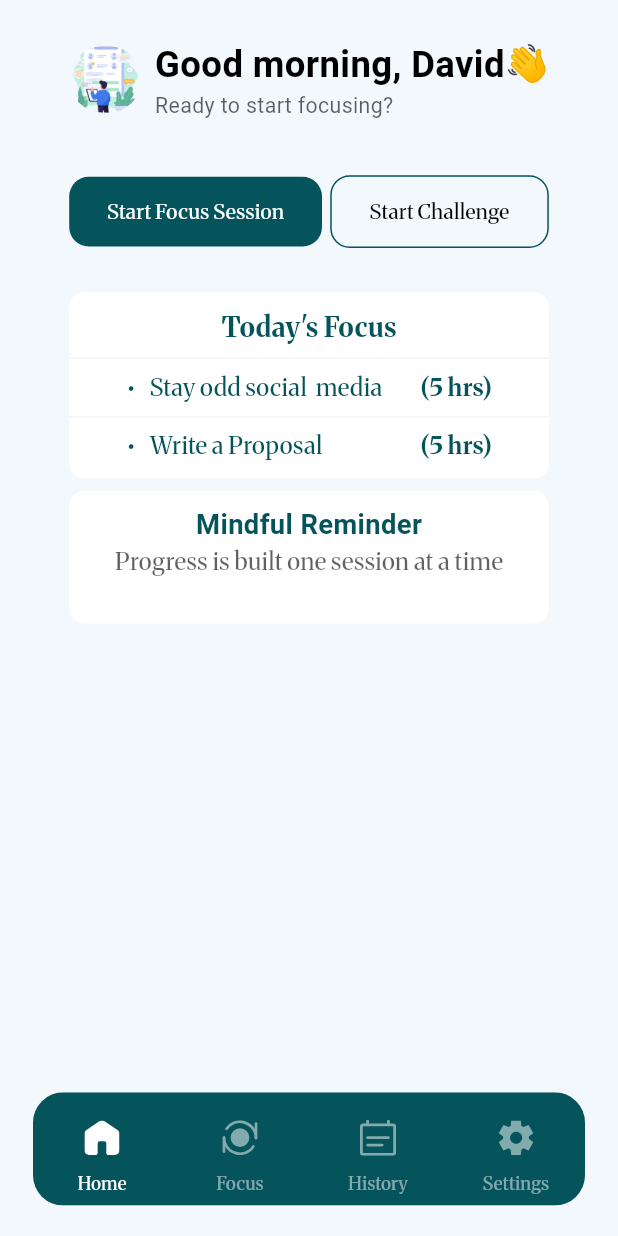
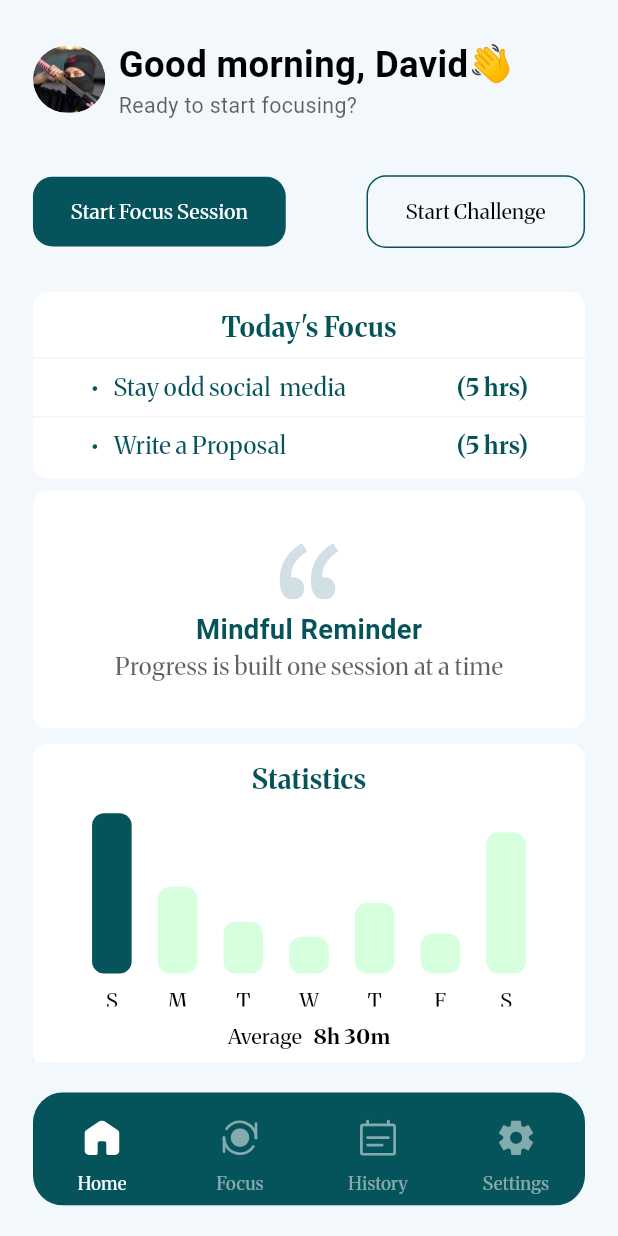
Before and after one commit to OtiDavidChibueze/fokusly-digital-platform, a Flutter app: the screen it shows after launch, on a phone screen of 412 x 824 dp. Run offline on Flutter 3.47's test engine with Material 3 defaults, Android fonts, the phone set to English and light mode, and no system bars; drawn by our look-alikes of fl_chart; our stand-ins replace flutter_screenutil, flutter_svg, google_fonts, hive, hive_flutter; accounts and stored records are empty.

```diff
--- a/lib/pages/dashboardScreen/home_screen.dart
+++ b/lib/pages/dashboardScreen/home_screen.dart
@@ -1,24 +1,24 @@
 import 'package:flutter/material.dart';
 import 'package:flutter_svg/svg.dart';
+import 'package:fokusly_digital_wellbeing_app/bar_graph/bar_graph.dart';
 import 'package:fokusly_digital_wellbeing_app/components/my_button.dart';
 import 'package:fokusly_digital_wellbeing_app/components/my_container.dart';
 import 'package:fokusly_digital_wellbeing_app/components/my_text.dart';
 import 'package:fokusly_digital_wellbeing_app/utils/sizer_utils.dart';
 import 'package:google_fonts/google_fonts.dart';
 
-class HomeScreen extends StatefulWidget {
-  const HomeScreen({super.key});
+class HomeScreen extends StatelessWidget {
+  final void Function(int)? onNavigate;
+
+  HomeScreen({super.key, this.onNavigate});
+
+  //* user weekly statistics
+  List<double> weeklyStatistics = [100.0, 54.1, 32.3, 22.9, 44.0, 25.0, 88.0];
 
   @override
-  State<HomeScreen> createState() => _HomeScreenState();
-}
-
-class _HomeScreenState extends State<HomeScreen> {
-  @override
   Widget build(BuildContext context) {
-    return Padding(
-      padding: EdgeInsetsGeometry.symmetric(horizontal: w(22)),
-      child: Column(
+    return Column(
+      crossAxisAlignment: CrossAxisAlignment.start,
       children: [
         VSpace(25),
         Row(
@@ -29,7 +29,7 @@ class _HomeScreenState extends State<HomeScreen> {
               child: ClipRRect(
                 borderRadius: BorderRadius.circular(sr(50)),
                 child: Image.asset(
-                    'lib/assets/images/image_3.png',
+                  'lib/assets/images/ninja.png',
                   width: w(44),
                   height: h(44),
                   fit: BoxFit.cover,
@@ -41,6 +41,7 @@ class _HomeScreenState extends State<HomeScreen> {
 
             Column(
               crossAxisAlignment: CrossAxisAlignment.start,
+
               children: [
                 TextWidget(
                   text: 'Good morning, David👋',
@@ -71,7 +72,6 @@ class _HomeScreenState extends State<HomeScreen> {
           mainAxisAlignment: MainAxisAlignment.spaceBetween,
 
           children: [
-              //! padding error from ui left and right 29
             MyButton(
               padding: EdgeInsetsGeometry.symmetric(
                 horizontal: w(23),
@@ -82,10 +82,9 @@ class _HomeScreenState extends State<HomeScreen> {
               fontSize: 14,
               textColor: Color.fromRGBO(255, 255, 255, 1),
 
-                onTap: () {}, //? Navigate to Focus mode hub
+              onTap: () => onNavigate?.call(1),
             ),
 
-              //! padding error from ui left and right 49
             MyButton(
               padding: EdgeInsetsGeometry.symmetric(
                 horizontal: w(23),
@@ -105,7 +104,8 @@ class _HomeScreenState extends State<HomeScreen> {
 
         VSpace(29),
 
-          ListView(
+        Expanded(
+          child: ListView(
             shrinkWrap: true,
             children: [
               MyContainer(
@@ -134,7 +134,17 @@ class _HomeScreenState extends State<HomeScreen> {
                 child: Column(
                   mainAxisAlignment: MainAxisAlignment.center,
                   children: [
-                    // TODO -> add double quote design
+                    VSpace(25),
+
+                    SvgPicture.asset(
+                      'lib/assets/images/svg/quote.svg',
+                      fit: BoxFit.cover,
+                      width: w(37),
+                      height: h(36),
+                    ),
+
+                    VSpace(8),
+
                     TextWidget(
                       text: 'Mindful Reminder',
                       googleFonts: GoogleFonts.roboto(
@@ -154,10 +164,90 @@ class _HomeScreenState extends State<HomeScreen> {
                   ],
                 ),
               ),
+
+              VSpace(10),
+
+              MyContainer(
+                padding: EdgeInsets.symmetric(
+                  horizontal: w(10),
+                  vertical: h(10),
+                ),
+                child: Column(
+                  children: [
+                    TextWidget(
+                      text: 'Statistics',
+                      fontWeight: FontWeight.w700,
+                      fontSize: sp(18),
+                    ),
+
+                    //* VSpace(5),
+                    SizedBox(
+                      height: h(147),
+                      width: sw(100),
+                      child: Padding(
+                        padding: EdgeInsets.symmetric(
+                          horizontal: w(10),
+                          vertical: h(10),
+                        ),
+                        child: MyBarChart(weeklyStatistics: weeklyStatistics),
+                      ),
+                    ),
+
+                    Row(
+                      mainAxisAlignment: MainAxisAlignment.center,
+                      children: [
+                        TextWidget(
+                          text: 'Average',
+                          fontWeight: FontWeight.w400,
+                          fontSize: sp(14),
+                          color: Colors.black,
+                        ),
+
+                        HSpace(7),
+
+                        TextWidget(
+                          text: '8h 30m',
+                          fontWeight: FontWeight.w700,
+                          fontSize: sp(14),
+                          color: Colors.black,
+                        ),
                       ],
                     ),
                   ],
                 ),
+              ),
+
+              VSpace(18),
+
+              MyContainer(
+                radius: 13,
+                padding: EdgeInsets.only(
+                  top: h(10),
+                  right: w(65),
+                  bottom: h(19),
+                  left: w(65),
+                ),
+                child: Column(
+                  children: [
+                    TextWidget(
+                      text: 'Blocked Apps',
+                      fontWeight: FontWeight.w400,
+                      fontSize: sp(15),
+                    ),
+
+                    VSpace(17),
+
+                    SvgPicture.asset(
+                      'lib/assets/images/svg/Frame34.svg',
+                      fit: BoxFit.cover,
+                    ),
+                  ],
+                ),
+              ),
+            ],
+          ),
+        ),
+      ],
     );
   }
 }
```
Lines whose indentation alone changed are shown as unchanged.
